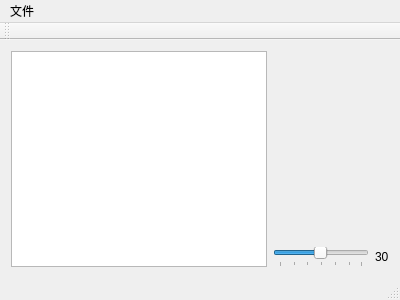
First picture: the form in mainwindow.ui, repository hyqhyq3/AnimationLibrary, before the edit.
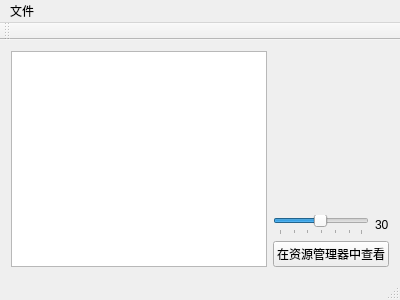
Second picture: the form after the edit. Custom widgets are drawn as their Qt base class.

What changed in the file:
```diff
--- a/mainwindow.ui
+++ b/mainwindow.ui
@@ -85,6 +85,13 @@
         </item>
        </layout>
       </item>
+      <item>
+       <widget class="QPushButton" name="pushButton">
+        <property name="text">
+         <string>在资源管理器中查看</string>
+        </property>
+       </widget>
+      </item>
      </layout>
     </item>
    </layout>
```
